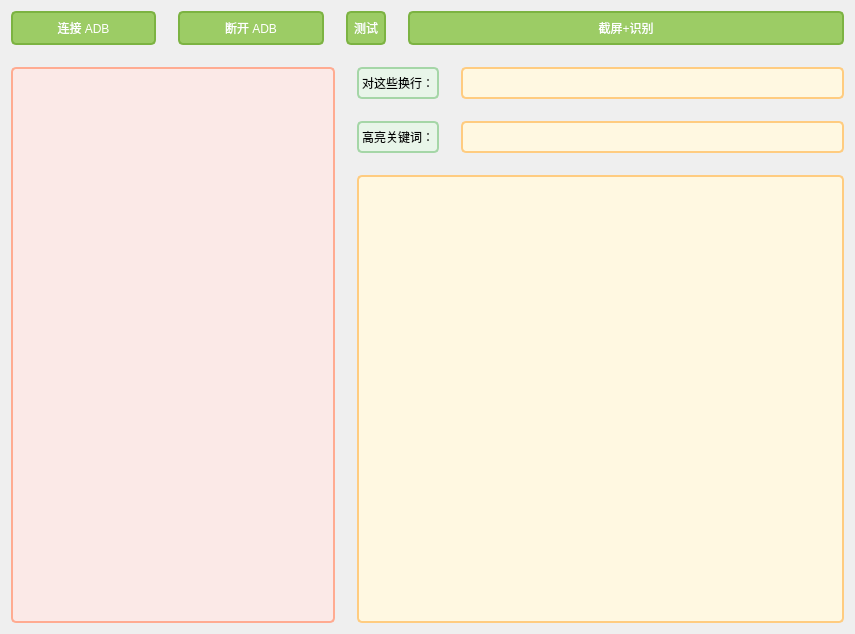
The window that ADB_full_screen_rich.ui (TaylorAndTony/PhoneImageOCR) describes before a commit, drawn with Qt 5.
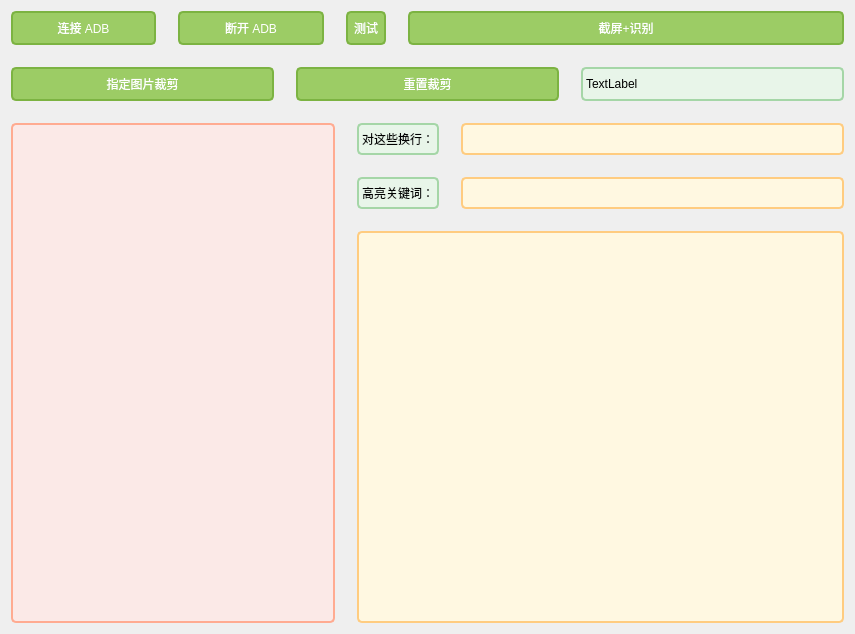
The same window after the commit.

Commit message: feat: added crop function

```diff
--- a/ADB_full_screen_rich.ui
+++ b/ADB_full_screen_rich.ui
@@ -98,6 +98,31 @@
      </item>
     </layout>
    </item>
+   <item>
+    <layout class="QHBoxLayout" name="horizontalLayout_5">
+     <item>
+      <widget class="QPushButton" name="setCrop">
+       <property name="text">
+        <string>指定图片裁剪</string>
+       </property>
+      </widget>
+     </item>
+     <item>
+      <widget class="QPushButton" name="resetCrop">
+       <property name="text">
+        <string>重置裁剪</string>
+       </property>
+      </widget>
+     </item>
+     <item>
+      <widget class="QLabel" name="cropArea">
+       <property name="text">
+        <string>TextLabel</string>
+       </property>
+      </widget>
+     </item>
+    </layout>
+   </item>
    <item>
     <layout class="QHBoxLayout" name="horizontalLayout" stretch="2,3">
      <item>
```
The commit also changes 1 other file.
